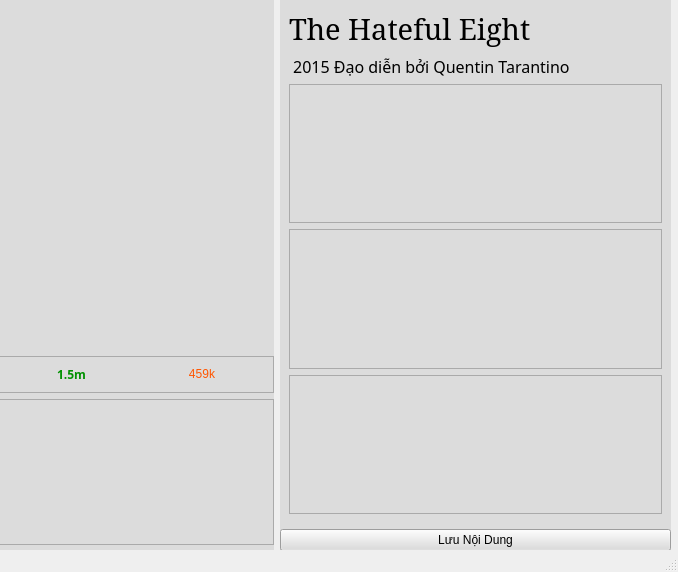
Old version of the form ui/detail.ui in the repository tai679/nextgen-pti.
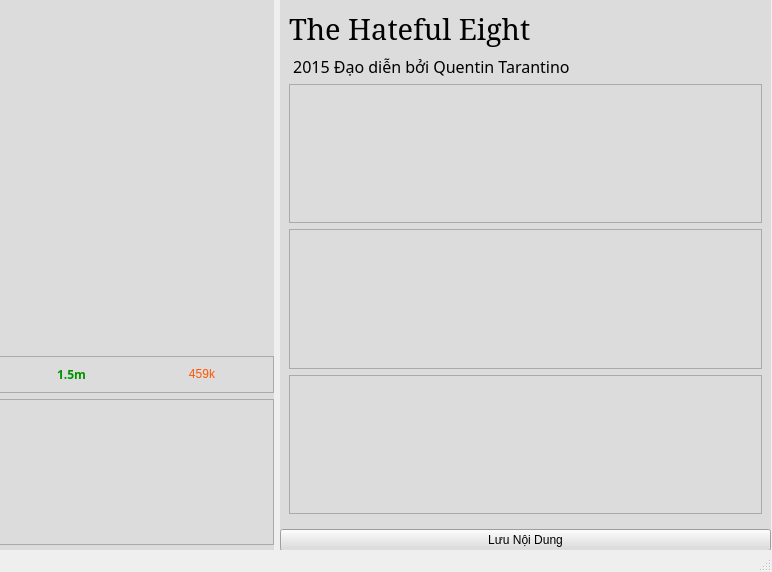
New version of the form. Icons and pictures are not drawn.

```diff
--- a/ui/detail.ui
+++ b/ui/detail.ui
@@ -6,7 +6,7 @@
    <rect>
     <x>0</x>
     <y>0</y>
-    <width>678</width>
+    <width>772</width>
     <height>572</height>
    </rect>
   </property>
@@ -114,7 +114,7 @@
      <rect>
       <x>280</x>
       <y>0</y>
-      <width>391</width>
+      <width>491</width>
       <height>551</height>
      </rect>
     </property>
```
